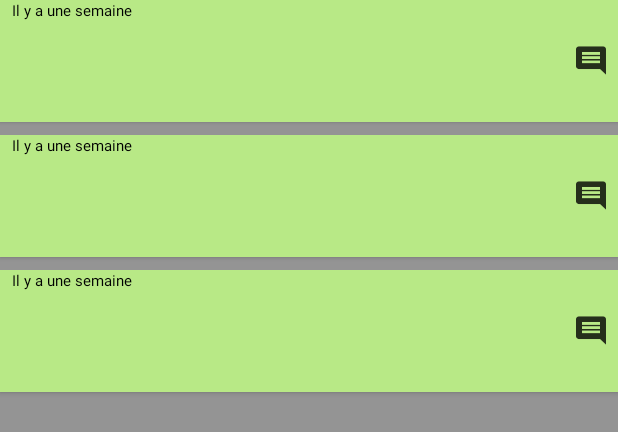
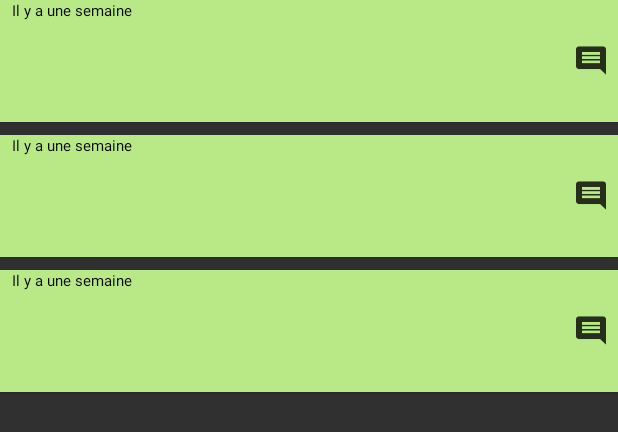
Before and after one commit to mclouu/moodtracker, an Android app: the layout activity_history.xml on its own in the app's theme, with its tools: preview values and no code run, on a phone screen of 412 x 824 dp. Shown: the top 432 px of the screen. Run offline under Robolectric (Android 15) with nearby library versions, the phone set to English and light mode, and no system bars.

Commit message:
remove color in HistoryActivity

```diff
--- a/app/src/main/res/layout/activity_history.xml
+++ b/app/src/main/res/layout/activity_history.xml
@@ -1,12 +1,9 @@
 <?xml version="1.0" encoding="utf-8"?>
-<RelativeLayout
-    xmlns:android="http://schemas.android.com/apk/res/android"
-    xmlns:app="http://schemas.android.com/apk/res-auto"
+<RelativeLayout xmlns:android="http://schemas.android.com/apk/res/android"
     xmlns:tools="http://schemas.android.com/tools"
     android:layout_width="match_parent"
     android:layout_height="match_parent"
-    tools:context="com.romain.mathieu.moodtracker.HistoryActivity"
-    android:background="#949494">
+    tools:context="com.romain.mathieu.moodtracker.HistoryActivity">
 
 
     <android.support.v7.widget.RecyclerView
@@ -16,5 +13,4 @@
         tools:listitem="@layout/row" />
 
 
-
 </RelativeLayout>
```
